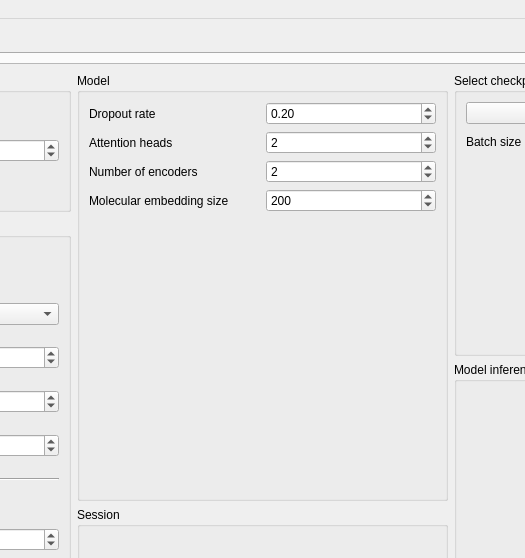
This is NISTADS/app/assets/window_layout.ui in CTCycle/ADSMOD-Adsorption-Modeling as Qt 5 draws it before an edit; both pictures show x 330 to 855 and y 0 to 558 of the 1185 by 903 pixel window. The edited form follows.
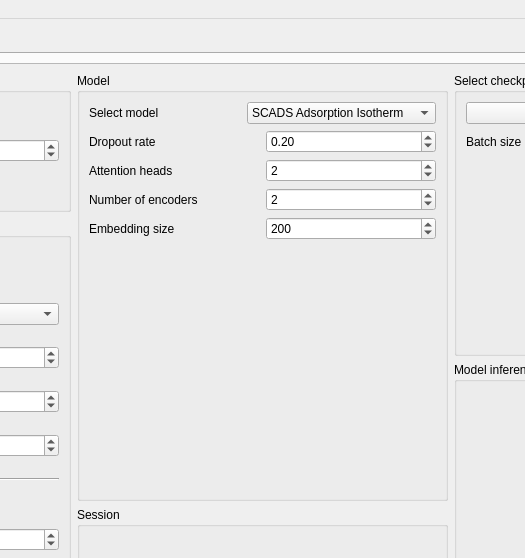
This is the edited form. The open tabs and pages were chosen to show the change.

The edit to the form file:
```diff
--- a/NISTADS/app/assets/window_layout.ui
+++ b/NISTADS/app/assets/window_layout.ui
@@ -581,7 +581,32 @@
               <property name="title">
                <string>Model</string>
               </property>
-              <layout class="QVBoxLayout" name="verticalLayout_3">
+              <layout class="QVBoxLayout" name="verticalLayout_2">
+               <item>
+                <layout class="QHBoxLayout" name="MTHLayout">
+                 <item>
+                  <widget class="QLabel" name="MTLabel">
+                   <property name="text">
+                    <string>Select model</string>
+                   </property>
+                  </widget>
+                 </item>
+                 <item>
+                  <widget class="QComboBox" name="modelType">
+                   <item>
+                    <property name="text">
+                     <string>SCADS Adsorption Isotherm</string>
+                    </property>
+                   </item>
+                   <item>
+                    <property name="text">
+                     <string>SCADS Single Measurement</string>
+                    </property>
+                   </item>
+                  </widget>
+                 </item>
+                </layout>
+               </item>
                <item>
                 <layout class="QHBoxLayout" name="horizontalLayout_8">
                  <item>
@@ -650,7 +675,7 @@
                  <item>
                   <widget class="QLabel" name="EMLabel">
                    <property name="text">
-                    <string>Molecular embedding size</string>
+                    <string>Embedding size</string>
                    </property>
                   </widget>
                  </item>
```
Left out of the diff: 18 changed lines with no effect on the pictures.
